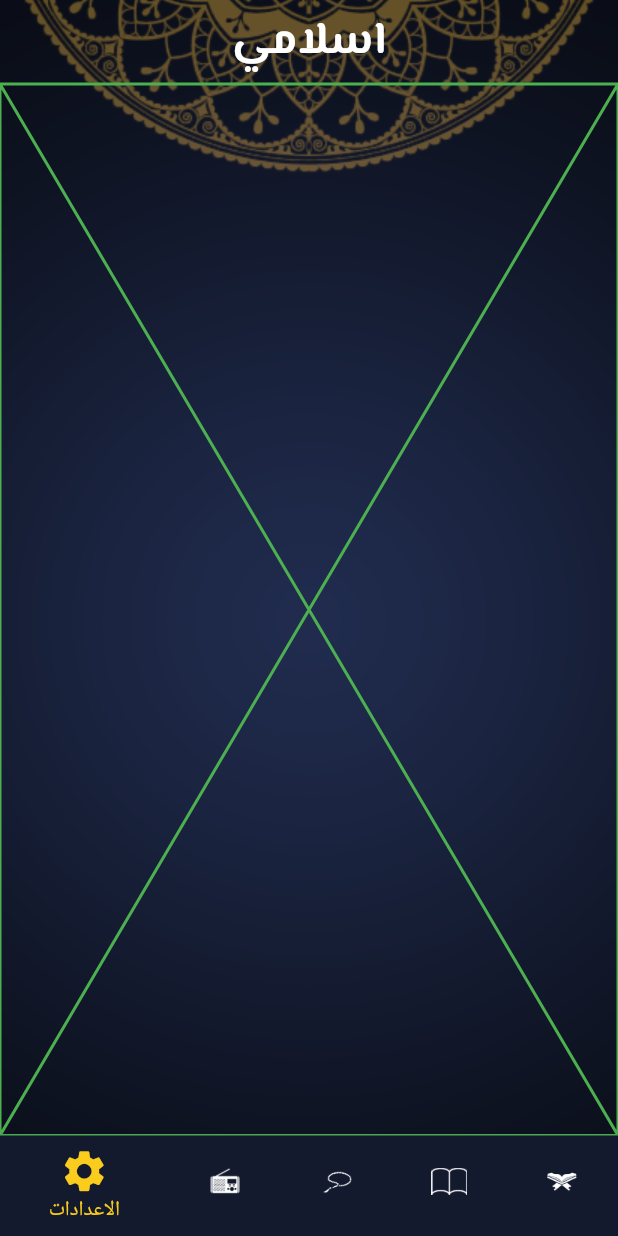
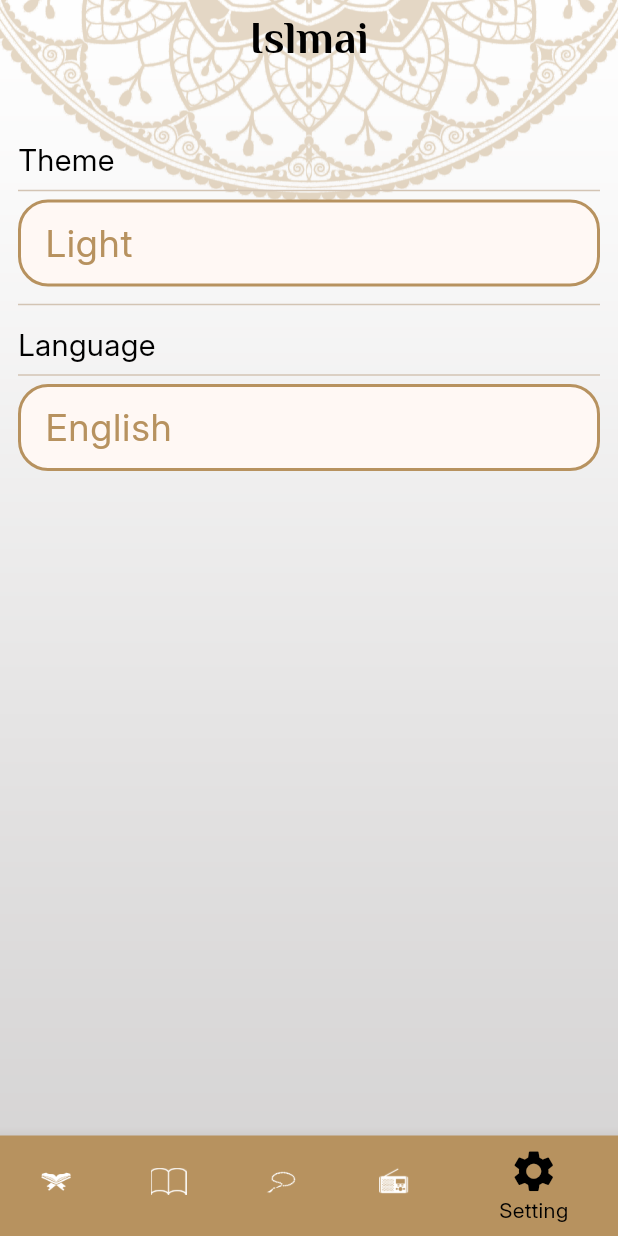
Before and after one commit to mohamedali015/islami-route, a Flutter app: the screen it shows after launch, item 5 of the bottom bar chosen, on a phone screen of 412 x 824 dp. Run offline on Flutter 3.47's test engine with Material 3 defaults, Android fonts, the light colour scheme and no system bars; generated files the repository leaves out were written again.

Commit message:
feat: settings tap design

```diff
--- a/lib/UI/Home/Settings/settings_tap.dart
+++ b/lib/UI/Home/Settings/settings_tap.dart
@@ -1,12 +1,105 @@
 import 'package:flutter/material.dart';
+import 'package:islami/UI/Home/Settings/theme_bottom_sheet.dart';
+
+import 'language_bottom_sheet.dart';
 
 class SettingsTap extends StatelessWidget {
   const SettingsTap({super.key});
 
   @override
   Widget build(BuildContext context) {
-    return const Placeholder(
-      color: Colors.green,
+    return Padding(
+      padding: const EdgeInsets.only(
+        top: 36,
+        right: 12,
+        left: 12,
+      ),
+      child: Column(
+        crossAxisAlignment: CrossAxisAlignment.start,
+        children: [
+          Text(
+            "Theme",
+            style: Theme.of(context).textTheme.bodyMedium,
+          ),
+          const Divider(
+            height: 12,
+          ),
+          InkWell(
+            onTap: () {
+              showThemeBottomSheet(context);
+            },
+            child: Container(
+              width: double.infinity,
+              padding: const EdgeInsets.symmetric(vertical: 8, horizontal: 16),
+              decoration: BoxDecoration(
+                border: Border.all(
+                  color: Theme.of(context).colorScheme.secondary,
+                  width: 2,
+                ),
+                borderRadius: BorderRadius.circular(20),
+                color: Theme.of(context).cardColor,
+              ),
+              child: Text(
+                "Light",
+                style: Theme.of(context).textTheme.bodyLarge?.copyWith(
+                      color: Theme.of(context).colorScheme.secondary,
+                    ),
+              ),
+            ),
+          ),
+          const Divider(
+            height: 24,
+          ),
+          Text(
+            "Language",
+            style: Theme.of(context).textTheme.bodyMedium,
+          ),
+          const Divider(
+            height: 12,
+          ),
+          InkWell(
+            onTap: () {
+              showLanguageBottomSheet(context);
+            },
+            child: Container(
+              width: double.infinity,
+              padding: const EdgeInsets.symmetric(vertical: 8, horizontal: 16),
+              decoration: BoxDecoration(
+                border: Border.all(
+                  color: Theme.of(context).colorScheme.secondary,
+                  width: 2,
+                ),
+                borderRadius: BorderRadius.circular(20),
+                color: Theme.of(context).cardColor,
+              ),
+              child: Text(
+                "English",
+                style: Theme.of(context).textTheme.bodyLarge?.copyWith(
+                      color: Theme.of(context).colorScheme.secondary,
+                    ),
+              ),
+            ),
+          ),
+        ],
+      ),
+    );
+  }
+
+  void showThemeBottomSheet(BuildContext context) {
+    showModalBottomSheet(
+      context: context,
+      builder: (context) {
+        return ThemeBottomSheet();
+      },
+    );
+  }
+
+  void showLanguageBottomSheet(BuildContext context) {
+    showModalBottomSheet(
+      context: context,
+      builder: (context) {
+        return LanguageBottomSheet();
+      },
     );
   }
 }
--- a/lib/UI/Home/bottom_nav_item.dart
+++ b/lib/UI/Home/bottom_nav_item.dart
@@ -1,13 +1,14 @@
 import 'package:flutter/material.dart';
 
 class BottomNaviItem extends BottomNavigationBarItem {
-  BottomNaviItem(
-      {required String imagepath,
-      required String lable,
-      required Color backgroundColor})
-      : super(
-          icon: ImageIcon(AssetImage(imagepath)),
+  BottomNaviItem({
+    String? imagepath,
+    required String lable,
+    required Color backgroundColor,
+    Icon? mainIcon,
+  }) : super(
           label: lable,
+          icon: mainIcon ?? ImageIcon(AssetImage(imagepath!)),
           backgroundColor: backgroundColor,
         );
 }
--- a/lib/UI/Home/home_screen.dart
+++ b/lib/UI/Home/home_screen.dart
@@ -60,11 +60,11 @@ class _HomeScreenState extends State<HomeScreen> {
               lable: appTranslation(context).radioTap,
               backgroundColor: Theme.of(context).colorScheme.primary,
             ),
-            BottomNavigationBarItem(
-              icon: Icon(Icons.settings),
+            BottomNaviItem(
+              mainIcon: const Icon(Icons.settings),
+              lable: appTranslation(context).settingTap,
               backgroundColor: Theme.of(context).colorScheme.primary,
-              label: appTranslation(context).settingTap,
-            )
+            ),
           ],
         ),
       ),
--- a/lib/UI/Theme/mytheme.dart
+++ b/lib/UI/Theme/mytheme.dart
@@ -4,7 +4,7 @@ class MyThemeData {
   static const Color lightPrimary = Color(0xFFB7935F);
   static const Color darkPrimary = Color(0xFF141A2E);
   static const Color darkSecondary = Color(0xFFFACC1D);
-  static const bool isDark = true;
+  static const bool isDark = false;
 
   static final ThemeData lighttheme = ThemeData(
       textTheme: const TextTheme(
--- a/lib/main.dart
+++ b/lib/main.dart
@@ -27,10 +27,10 @@ class MyApp extends StatelessWidget {
       initialRoute: SplashScreen.routeName,
       theme: MyThemeData.lighttheme,
       darkTheme: MyThemeData.darktheme,
-      themeMode: ThemeMode.dark,
+      themeMode: ThemeMode.light,
       localizationsDelegates: AppLocalizations.localizationsDelegates,
       supportedLocales: AppLocalizations.supportedLocales,
-      locale: const Locale('ar'),
+      locale: const Locale('en'),
     );
   }
 }
```
Also changed, not shown: lib/UI/Home/Quran/verses_content.dart (+9 -8 lines), lib/UI/Home/Settings/language_bottom_sheet.dart (added, +47 -0 lines), lib/UI/Home/Settings/theme_bottom_sheet.dart (added, +47 -0 lines).
